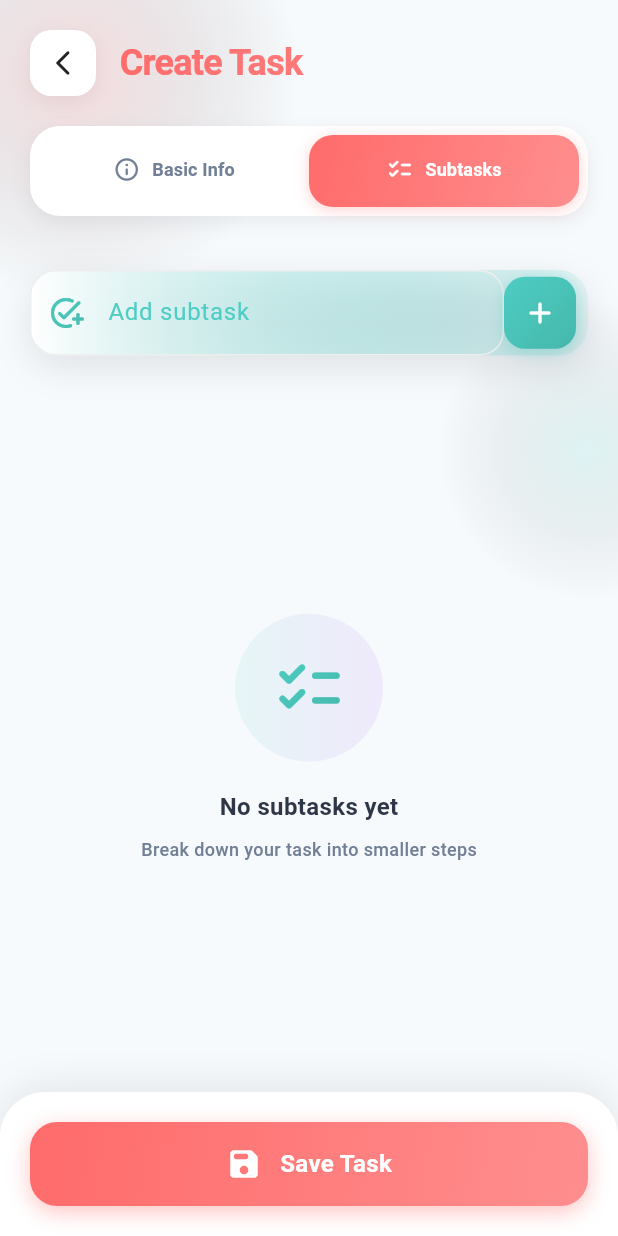
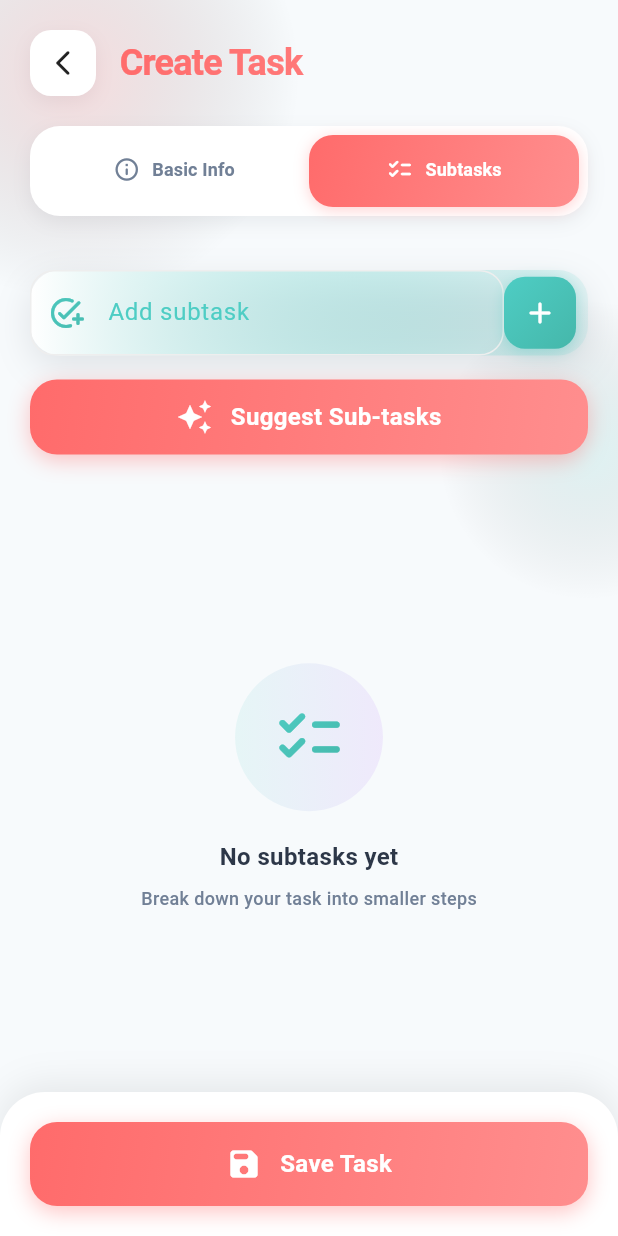
Before and after one commit to TaherKhadhraoui138/taskapp, a Flutter app: the AddTaskScreen screen opened directly, tab 2 chosen, on a phone screen of 412 x 824 dp. Run offline on Flutter 3.47's test engine with Material 3 defaults, Android fonts, the phone set to English and light mode, and no system bars; our stand-ins replace cloud_firestore, firebase_auth, firebase_core, flutter_gemini, flutter_local_notifications, image_picker and 2 more; accounts and stored records are empty; key blocks and very long unbroken strings in the code were emptied for the run.

Commit message:
aading the IA model in the sub-task suggestion

```diff
--- a/lib/main.dart
+++ b/lib/main.dart
@@ -1,6 +1,7 @@
 import 'package:firebase_core/firebase_core.dart';
 import 'package:flutter/material.dart';
 import 'package:flutter/services.dart';
+import 'package:flutter_gemini/flutter_gemini.dart';
 import 'package:flutter_localizations/flutter_localizations.dart';
 import 'package:provider/provider.dart';
 import 'firebase_options.dart';
@@ -74,7 +75,7 @@ void main() async {
 
   // Initialize notification service
   await NotificationService().initialize();
-
+  Gemini.init(apiKey: 'AIzaSyAzbAROUqnZUFELrPPQzIfcmAwoTISqAlY');
   runApp(
     MultiProvider(
       providers: [
--- a/lib/screens/add_task_screen.dart
+++ b/lib/screens/add_task_screen.dart
@@ -7,6 +7,7 @@ import '../widgets/custom_button.dart';
 import '../core/app_theme.dart';
 import '../core/animated_widgets.dart';
 import '../main.dart';
+import 'package:flutter_gemini/flutter_gemini.dart';
 
 class AddTaskScreen extends StatefulWidget {
   final Task? task;
@@ -34,6 +35,7 @@ class _AddTaskScreenState extends State<AddTaskScreen> with SingleTickerProvider
   late int? _recurrenceInterval;
   late DateTime? _recurrenceEndDate;
   late TabController _tabController;
+  bool _isGeneratingSubtasks = false;
 
   @override
   void initState() {
@@ -213,6 +215,51 @@ class _AddTaskScreenState extends State<AddTaskScreen> with SingleTickerProvider
     }
   }
 
+  Future<void> _generateSubtasks() async {
+    if (_title.isEmpty) {
+      ScaffoldMessenger.of(context).showSnackBar(
+        const SnackBar(
+          content: Text('Please enter a title for the task first.'),
+          backgroundColor: Colors.red,
+        ),
+      );
+      return;
+    }
+
+    setState(() {
+      _isGeneratingSubtasks = true;
+    });
+
+    try {
+      final existingSubtasks = _subtasks.map((s) => s.title).join(', ');
+      final prompt =
+          'You are a sub-task suggestion assistant. Given a main task title, its detailed description, and a list of existing sub-tasks, suggest the next single, logical sub-task. Do not repeat any of the existing sub-tasks. Main task title: "$_title", Main task description: "$_description", Existing sub-tasks: [$existingSubtasks]. Return only the text of the new sub-task suggestion, without any introductory text.';
+
+      final response = await Gemini.instance.text(prompt);
+
+      if (response != null && response.output != null) {
+        // Clean the output to remove potential markdown like '*' or quotes
+        final suggestion = response.output!.trim().replaceAll(RegExp(r'^"|"| ^\*|\*$'), '').trim();
+        if (suggestion.isNotEmpty) {
+          setState(() {
+            _subtasks.add(Subtask(title: suggestion));
+          });
+        }
+      }
+    } catch (e) {
+      ScaffoldMessenger.of(context).showSnackBar(
+        SnackBar(
+          content: Text('Failed to generate sub-tasks: $e'),
+          backgroundColor: Colors.red,
+        ),
+      );
+    } finally {
+      setState(() {
+        _isGeneratingSubtasks = false;
+      });
+    }
+  }
+
   Widget _buildBasicInfoTab() {
     return SingleChildScrollView(
       padding: const EdgeInsets.all(20.0),
@@ -261,6 +308,7 @@ class _AddTaskScreenState extends State<AddTaskScreen> with SingleTickerProvider
                   return null;
                 },
                 onSaved: (value) => _title = value!,
+                onChanged: (value) => _title = value,
               ),
             ),
           ),
@@ -303,6 +351,7 @@ class _AddTaskScreenState extends State<AddTaskScreen> with SingleTickerProvider
                   ),
                 ),
                 onSaved: (value) => _description = value ?? '',
+                onChanged: (value) => _description = value,
               ),
             ),
           ),
@@ -546,7 +595,9 @@ class _AddTaskScreenState extends State<AddTaskScreen> with SingleTickerProvider
       children: [
         Padding(
           padding: const EdgeInsets.all(20.0),
-          child: Container(
+          child: Column(
+            children: [
+              Container(
                 decoration: BoxDecoration(
                   borderRadius: BorderRadius.circular(20),
                   gradient: LinearGradient(
@@ -603,6 +654,41 @@ class _AddTaskScreenState extends State<AddTaskScreen> with SingleTickerProvider
                     ),
                   ],
                 ),
+              ),
+              const SizedBox(height: 16),
+              GestureDetector(
+                onTap: _generateSubtasks,
+                child: Container(
+                  height: 50,
+                  decoration: BoxDecoration(
+                    gradient: AppGradients.primary,
+                    borderRadius: BorderRadius.circular(18),
+                    boxShadow: [
+                      BoxShadow(
+                        color: AppColors.coral.withOpacity(0.4),
+                        blurRadius: 12,
+                        offset: const Offset(0, 4),
+                      ),
+                    ],
+                  ),
+                  child: Center(
+                    child: _isGeneratingSubtasks
+                        ? const CircularProgressIndicator(valueColor: AlwaysStoppedAnimation<Color>(Colors.white))
+                        : Row(
+                            mainAxisAlignment: MainAxisAlignment.center,
+                            children: [
+                              const Icon(Icons.auto_awesome, color: Colors.white),
+                              const SizedBox(width: 12),
+                              Text(
+                                'Suggest Sub-tasks',
+                                style: AppTextStyles.button.copyWith(color: Colors.white),
+                              ),
+                            ],
+                          ),
+                  ),
+                ),
+              ),
+            ],
           ),
         ),
         Expanded(
--- a/pubspec.yaml
+++ b/pubspec.yaml
@@ -10,6 +10,7 @@ environment:
 dependencies:
   flutter:
     sdk: flutter
+  flutter_gemini: 3.0.0
   firebase_core: ^2.24.0
   firebase_auth: ^4.16.2
   cloud_firestore: ^4.13.2
```
Also changed, not shown: pubspec.lock. Lines whose indentation alone changed are shown as unchanged.
